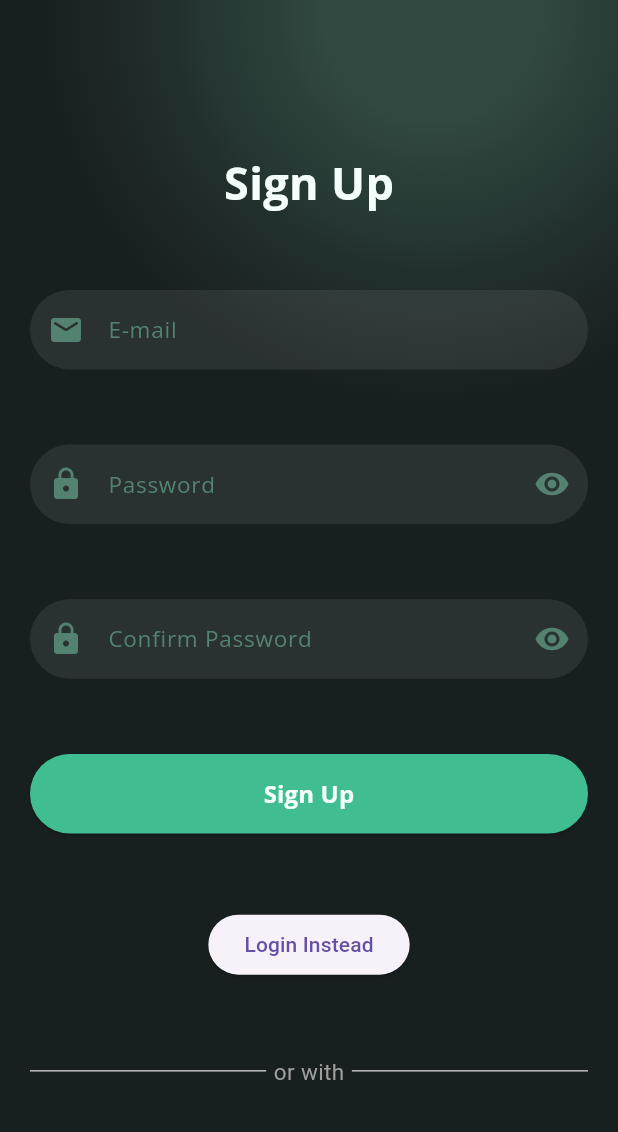
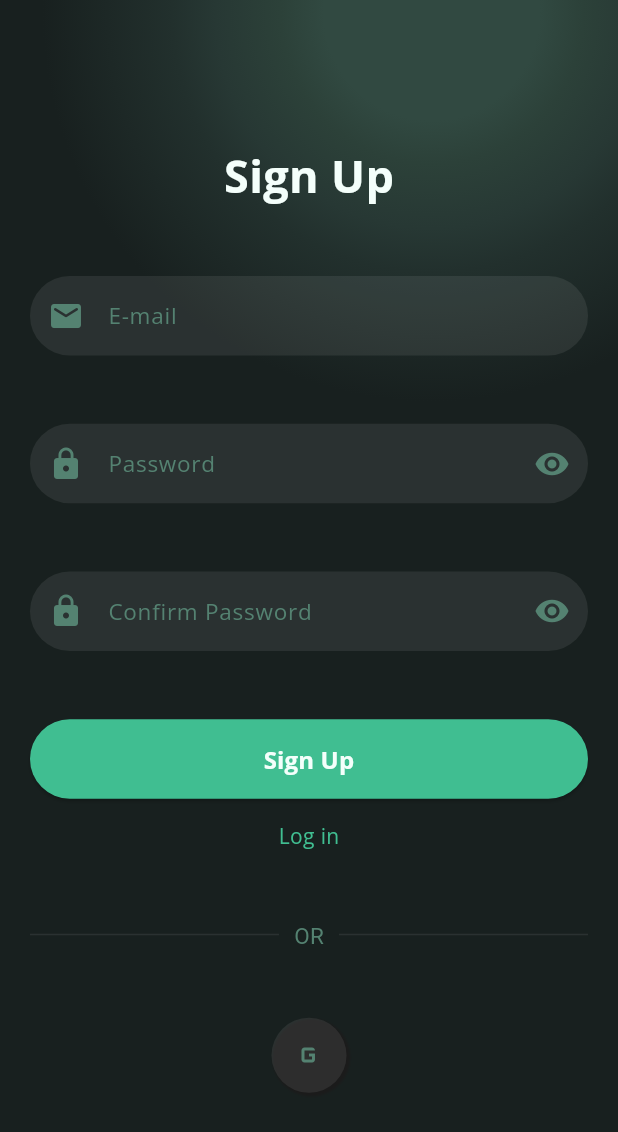
Before and after one commit to xizzax/CoinTrack, a Flutter app: the SignUpScreen screen opened directly, on a phone screen of 412 x 824 dp. Shown: the top 1132 px of the screen. Run offline on Flutter 3.47's test engine with Material 3 defaults, Android fonts, the light colour scheme and no system bars; our stand-ins replace introduction_screen; Roboto replaces fonts that are missing (Sf Pro Display).

Commit message:
sign up screen, round button widget

```diff
--- /dev/null
+++ b/lib/components/round_button.dart
@@ -0,0 +1,46 @@
+import 'package:flutter/material.dart';
+
+class RoundIconButton extends StatelessWidget {
+  final VoidCallback onPressed;
+  final IconData icon;
+  final Color backgroundColor;
+  final Color iconColor;
+
+  const RoundIconButton({
+    super.key,
+    required this.onPressed,
+    required this.icon,
+    required this.backgroundColor,
+    required this.iconColor,
+  });
+
+  @override
+  Widget build(BuildContext context) {
+    return Material(
+      color: Colors.transparent,
+      borderRadius: BorderRadius.circular(100),
+      child: InkWell(
+        borderRadius: BorderRadius.circular(100),
+        onTap: onPressed,
+        child: Container(
+            width: 50,
+            height: 50,
+            decoration: BoxDecoration(
+                shape: BoxShape.circle,
+                color: backgroundColor,
+                boxShadow: const [
+                  BoxShadow(
+                    color: Color(0xFF1B1B1B),
+                    blurRadius: 0.6,
+                    spreadRadius: 1,
+                    offset: Offset(1.5, 1.5),
+                  )
+                ]),
+            child: Icon(
+              icon,
+              color: iconColor,
+            )),
+      ),
+    );
+  }
+}
--- a/lib/main.dart
+++ b/lib/main.dart
@@ -1,5 +1,5 @@
 import 'package:flutter/material.dart';
-import 'package:test_project/screens/onboarding/onboarding_screen.dart';
+import 'package:test_project/screens/auth/signup.dart';
 
 void main() {
   runApp(const MyApp());
@@ -13,7 +13,7 @@ class MyApp extends StatelessWidget {
     return const MaterialApp(
       debugShowCheckedModeBanner: false,
       home: Scaffold(
-        body: OnboardingScreen(),
+        body: SignUpScreen(),
       ),
     );
   }
--- a/lib/screens/auth/signup.dart
+++ b/lib/screens/auth/signup.dart
@@ -1,7 +1,11 @@
+import 'dart:developer';
+
 import 'package:flutter/material.dart';
+import 'package:test_project/components/round_button.dart';
 import 'package:test_project/styles/buttonStyles.dart';
 import 'package:test_project/styles/colors.dart';
 import 'package:test_project/styles/formStyles.dart';
+import 'package:test_project/styles/gradients.dart';
 import 'package:test_project/styles/textStyles.dart';
 
 class SignUpScreen extends StatefulWidget {
@@ -21,31 +25,14 @@ class _SignUpScreenState extends State<SignUpScreen> {
   bool _showConfirmPassword = false;
   @override
   Widget build(BuildContext context) {
+    final double sw = MediaQuery.of(context).size.width;
     return Scaffold(
         backgroundColor: veryDarkTurquoise,
         body: Container(
-          decoration: const BoxDecoration(
-            gradient: RadialGradient(
-              colors: [
-                Color(0xFF314941),
-                Color(0xFF2c4139),
-                Color(0xFF273834),
-                Color(0xFF22302d),
-                Color(0xFF1d2826),
-                veryDarkTurquoise,
-              ],
-              stops: [
-                // 0.1,
-                0.25,
-                0.35,
-                0.5,
-                0.6,
-                0.75,
-                0.9,
-              ],
+          decoration: BoxDecoration(
+            gradient: backgroundRadialGradient(
               center: Alignment.topCenter,
-              radius: 0.7,
-              transform: GradientRotation(0.2),
+              transform: const GradientRotation(0.2),
             ),
           ),
           child: Padding(
@@ -53,7 +40,9 @@ class _SignUpScreenState extends State<SignUpScreen> {
               vertical: 50.0,
               horizontal: 20.0,
             ),
-            child: Container(
+            child: SingleChildScrollView(
+              child: SizedBox(
+                height: MediaQuery.of(context).size.height - 100,
                 width: double.infinity,
                 child: Column(
                   mainAxisAlignment: MainAxisAlignment.spaceEvenly,
@@ -112,6 +101,8 @@ class _SignUpScreenState extends State<SignUpScreen> {
                       cursorColor: formCursorColor,
                       obscureText: !_showConfirmPassword,
                     ),
+                    Column(
+                      children: [
                         ElevatedButton(
                           onPressed: () {
                             FocusManager.instance.primaryFocus?.unfocus();
@@ -126,24 +117,35 @@ class _SignUpScreenState extends State<SignUpScreen> {
                             ),
                           ),
                         ),
-                  ElevatedButton(
-                    onPressed: () {},
-                    style: secondaryButtonStyle,
-                    child: Text("Login Instead"),
+                        const SizedBox(
+                          height: 15,
                         ),
-                  SizedBox(
+                        GestureDetector(
+                          onTap: () {},
+                          child: const Text(
+                            "Log in",
+                            style: secondaryButtonTextStyle,
+                          ),
+                        )
+                      ],
+                    ),
+                    const SizedBox(
                       height: 20.0,
                       child: Row(children: <Widget>[
                         Expanded(
                           child: Divider(
-                        color: Colors.grey.shade400,
-                      )),
+                            color: light,
+                          ),
+                        ),
                         Padding(
-                        padding: const EdgeInsets.only(left: 5.0, right: 5.0),
+                          padding: EdgeInsets.only(
+                            left: 10.0,
+                            right: 10.0,
+                          ),
                           child: Text(
-                          "or with",
+                            "OR",
                             style: TextStyle(
-                            color: Colors.grey,
+                              color: darkTurquoise,
                               fontSize: 15.0,
                               fontFamily: 'Sf Pro Display',
                             ),
@@ -151,11 +153,21 @@ class _SignUpScreenState extends State<SignUpScreen> {
                         ),
                         Expanded(
                           child: Divider(
-                        color: Colors.grey.shade400,
-                      )),
+                            color: light,
+                          ),
+                        ),
                       ]),
                     ),
+                    RoundIconButton(
+                      onPressed: () {
+                        log("button pressed");
+                      },
+                      icon: Icons.g_mobiledata,
+                      backgroundColor: light,
+                      iconColor: darkTurquoise,
+                    )
                   ],
+                ),
               ),
             ),
           ),
--- a/lib/styles/buttonStyles.dart
+++ b/lib/styles/buttonStyles.dart
@@ -17,4 +17,18 @@ const primaryButtonTextStyle = TextStyle(
   fontWeight: FontWeight.bold,
 );
 
-final secondaryButtonStyle = ElevatedButton.styleFrom();
+ButtonStyle secondaryButtonStyle = ElevatedButton.styleFrom(
+  backgroundColor: light,
+  padding: const EdgeInsets.symmetric(
+    horizontal: 15.0,
+    vertical: 10.0,
+  ),
+  elevation: 0,
+  overlayColor: darkTurquoise,
+);
+
+const secondaryButtonTextStyle = TextStyle(
+  color: turquoise,
+  fontFamily: 'OpenSans',
+  fontSize: 14.0,
+);
--- /dev/null
+++ b/lib/styles/gradients.dart
@@ -0,0 +1,28 @@
+import 'package:flutter/material.dart';
+
+import 'colors.dart';
+
+RadialGradient backgroundRadialGradient({required center, transform}) {
+  return RadialGradient(
+    colors: const [
+      Color(0xFF314941),
+      Color(0xFF2c4139),
+      Color(0xFF273834),
+      Color(0xFF22302d),
+      Color(0xFF1d2826),
+      veryDarkTurquoise,
+    ],
+    stops: const [
+      // 0.1,
+      0.25,
+      0.35,
+      0.5,
+      0.6,
+      0.75,
+      0.9,
+    ],
+    center: center,
+    radius: 0.7,
+    transform: transform,
+  );
+}
```
Also changed, not shown: lib/assets/google_icon.png (added). Lines whose indentation alone changed are shown as unchanged.
